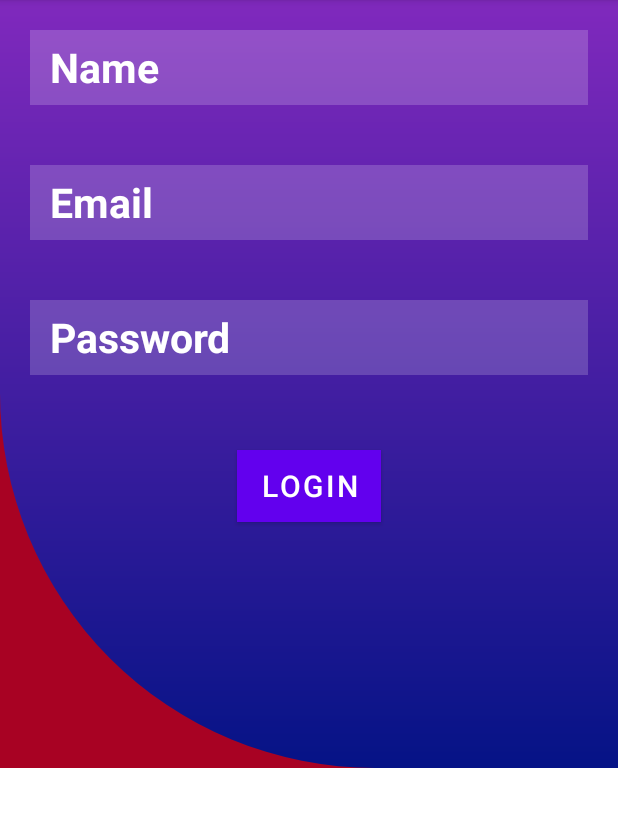
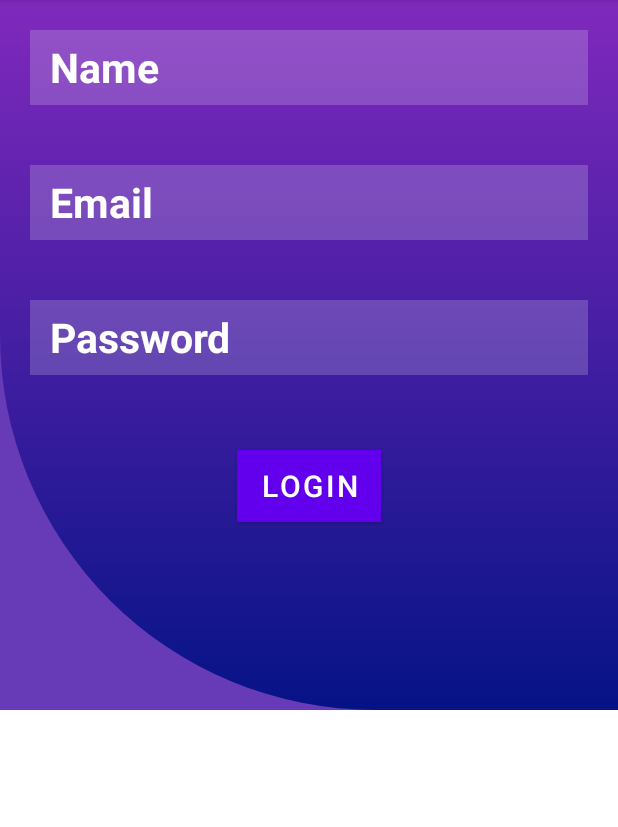
Before and after one commit to virenvitthani/Post_Api_Retrofit, an Android app: the screen it shows after launch (MainActivity), on a phone screen of 412 x 824 dp, the part 84-911 px from its top. Run offline under Robolectric (Android 15) with nearby library versions, the phone set to English and light mode, and no system bars.

Commit message:
first commit

```diff
--- a/app/src/main/java/com/example/post_api_retrofit/MainActivity.java
+++ b/app/src/main/java/com/example/post_api_retrofit/MainActivity.java
@@ -3,6 +3,10 @@ package com.example.post_api_retrofit;
 import android.os.Bundle;
 import android.service.autofill.UserData;
 import android.util.Log;
+import android.view.View;
+import android.widget.Button;
+import android.widget.EditText;
+
 import androidx.appcompat.app.AppCompatActivity;
 import retrofit2.Call;
 import retrofit2.Callback;
@@ -10,11 +14,23 @@ import retrofit2.Response;
 
 public class MainActivity extends AppCompatActivity {
 
+    EditText name,email,password;
+    Button login;
+
     @Override
     protected void onCreate(Bundle savedInstanceState) {
         super.onCreate(savedInstanceState);
         setContentView(R.layout.activity_main);
-        InstanceClass.CallApi().registerUser("vraj","vraj@124@gmail.com","vraj123").enqueue(new Callback<Modelclass>() {
+
+        name = findViewById(R.id.name);
+        email = findViewById(R.id.email);
+        password = findViewById(R.id.password);
+        login = findViewById(R.id.login);
+
+        login.setOnClickListener(new View.OnClickListener() {
+            @Override
+            public void onClick(View v) {
+                InstanceClass.CallApi().registerUser(name.getText().toString(),email.getText().toString(),password.getText().toString()).enqueue(new Callback<Modelclass>() {
                     @Override
                     public void onResponse(Call<Modelclass> call, Response<Modelclass> response) {
                         Log.d("TTT", "onResponse: "+response.body().getConnection());
@@ -26,4 +42,6 @@ public class MainActivity extends AppCompatActivity {
                     }
                 });
             }
+        });
     }
+}
--- a/app/src/main/res/layout/activity_main.xml
+++ b/app/src/main/res/layout/activity_main.xml
@@ -5,12 +5,12 @@
     android:layout_width="match_parent"
     android:layout_height="match_parent"
     android:orientation="vertical"
-    android:background="#A80223"
+    android:background="#673AB7"
     tools:context=".MainActivity">
 
     <LinearLayout
         android:layout_width="match_parent"
-        android:layout_height="match_parent"
+        android:layout_height="710dp"
         android:layout_weight="1"
         android:background="@drawable/bg_drawable"
         android:gravity="top|center"
@@ -20,43 +20,44 @@
             android:id="@+id/name"
             android:layout_width="match_parent"
             android:layout_height="50dp"
+            android:layout_margin="20dp"
+            android:background="#2FFFFFFF"
             android:hint="  Name"
             android:textColorHint="@color/white"
             android:textSize="27sp"
-            android:textStyle="bold"
-            android:background="#2FFFFFFF"
-            android:layout_margin="20dp"/>
+            android:textStyle="bold" />
 
         <EditText
             android:id="@+id/email"
             android:layout_width="match_parent"
             android:layout_height="50dp"
+            android:layout_margin="20dp"
+            android:background="#2FFFFFFF"
             android:hint="  Email"
             android:textColorHint="@color/white"
             android:textSize="27sp"
-            android:textStyle="bold"
-            android:background="#2FFFFFFF"
-            android:layout_margin="20dp"/>
+            android:textStyle="bold" />
 
 
         <EditText
-            android:id="@+id/login"
+            android:id="@+id/password"
             android:layout_width="match_parent"
             android:layout_height="50dp"
+            android:layout_margin="20dp"
+            android:background="#2FFFFFFF"
             android:hint="  Password"
             android:textColorHint="@color/white"
             android:textSize="27sp"
-            android:textStyle="bold"
-            android:background="#2FFFFFFF"
-            android:layout_margin="20dp"/>
+            android:textStyle="bold" />
 
         <Button
+            android:id="@+id/login"
             android:layout_width="wrap_content"
             android:layout_height="wrap_content"
+            android:layout_marginTop="30dp"
+            android:background="#009688"
             android:text="LOGIN"
-            android:textSize="20sp"
-            android:layout_marginTop="30dp"
-            android:background="#009688"/>
+            android:textSize="20sp" />
     </LinearLayout>
 
     <LinearLayout
```
Lines whose indentation alone changed are shown as unchanged.
